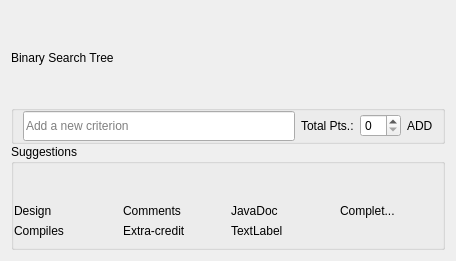
wassgha/TurboGrade, file TurboGrade/ui/rubricview.ui: the form before one commit.
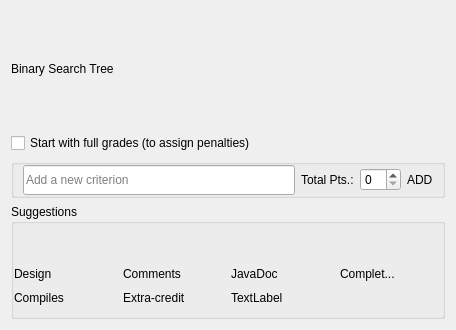
The form after the commit. Custom widgets are drawn as their Qt base class.

```diff
--- a/TurboGrade/ui/rubricview.ui
+++ b/TurboGrade/ui/rubricview.ui
@@ -7,7 +7,7 @@
     <x>0</x>
     <y>0</y>
     <width>456</width>
-    <height>261</height>
+    <height>330</height>
    </rect>
   </property>
   <property name="sizePolicy">
@@ -121,12 +121,6 @@
 </string>
   </property>
   <layout class="QVBoxLayout" name="mainLayout">
-   <property name="spacing">
-    <number>0</number>
-   </property>
-   <property name="sizeConstraint">
-    <enum>QLayout::SetMinimumSize</enum>
-   </property>
    <item>
     <widget class="QLabel" name="title">
      <property name="text">
@@ -134,6 +128,13 @@
      </property>
     </widget>
    </item>
+   <item>
+    <widget class="QCheckBox" name="checkBox">
+     <property name="text">
+      <string>Start with full grades (to assign penalties) </string>
+     </property>
+    </widget>
+   </item>
    <item>
     <widget class="QGroupBox" name="add_box">
      <property name="sizePolicy">
```
Left out of the diff: 54 changed lines with no effect on the pictures.
